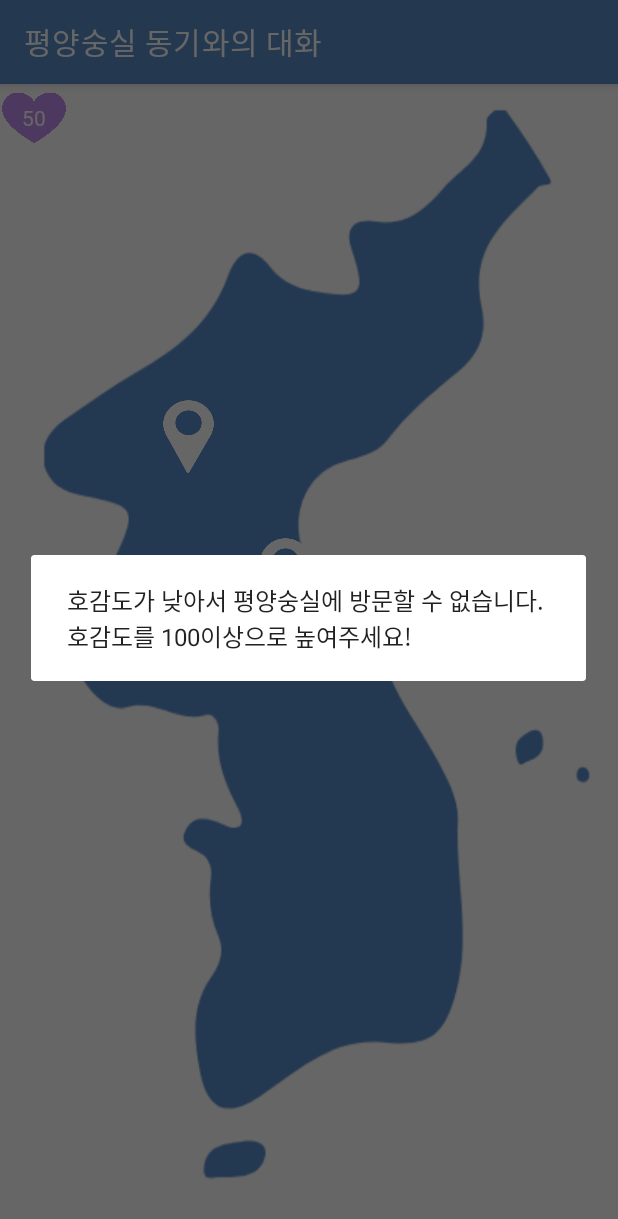
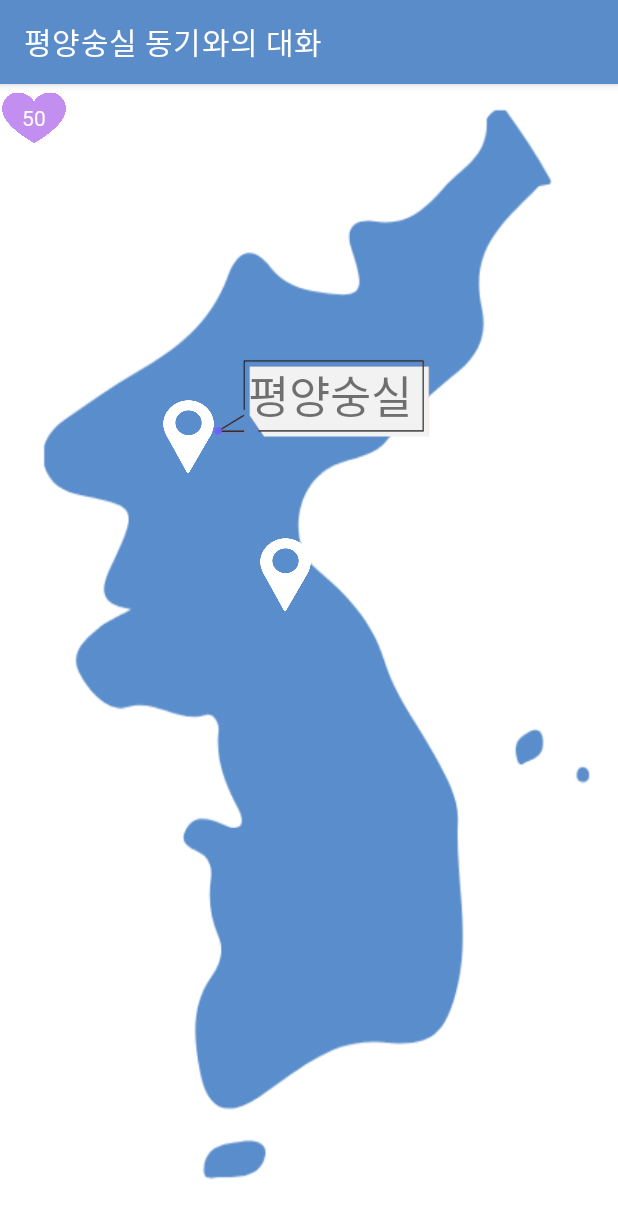
Before and after one commit to somsom13/SSU_Everything_Contest, an Android app: the screen it shows after launch (MainActivity), after a tap on an icon or button, on a phone screen of 412 x 824 dp. Shown: the top 1219 px of the screen. Run offline under Robolectric (Android 15) with nearby library versions, the light colour scheme and no system bars.

Commit message:
[추가] 검색기능, 메인페이지 말풍선, 단어사전 추가 학습점수 알림

```diff
--- a/app/src/main/java/com/example/ssu_everything_contest/MainActivity.java
+++ b/app/src/main/java/com/example/ssu_everything_contest/MainActivity.java
@@ -36,13 +36,17 @@ public class MainActivity extends AppCompatActivity {
     private int favoriteGage;
     SharedPreferences test;
     private TextView favoriteText;
-    private long backKeyPressedTime=0;
+    TextView southText;
+    TextView northText;
 
 
     @Override
     protected void onCreate(Bundle savedInstanceState) {
         super.onCreate(savedInstanceState);
         setContentView(R.layout.activity_main);
+
+        southText=(TextView) findViewById(R.id.southSoongsilText);
+        northText=(TextView) findViewById(R.id.northSoongsilText);
 
         /**
          * DB연결
@@ -89,12 +93,19 @@ public class MainActivity extends AppCompatActivity {
             @Override
             public void onClick(View view) {
                 //favoriteGage 따라 전환 설정
-                if(test.getInt("favoriteGage",0)>=100){
+                if(northText.getVisibility()==View.GONE)
+                    northText.setVisibility(View.VISIBLE);
+                else
+                    northText.setVisibility(View.GONE);
+                if(southText.getVisibility()==View.VISIBLE)
+                    southText.setVisibility(View.GONE);
+                /*if(test.getInt("favoriteGage",0)>=100){
                     Intent intent =new Intent(getApplicationContext(),NorthLoading.class);
                     startActivity(intent);
+                    finish();
                 }else{
                     makeDialog();
-                }
+                }*/
 
             }
         });
@@ -105,11 +116,41 @@ public class MainActivity extends AppCompatActivity {
         goSouth.setOnClickListener(new View.OnClickListener() {
             @Override
             public void onClick(View view) {
+                if(southText.getVisibility()==View.GONE)
+                    southText.setVisibility(View.VISIBLE);
+                else
+                    southText.setVisibility(View.GONE);
+                if(northText.getVisibility()==View.VISIBLE)
+                    northText.setVisibility(View.GONE);
+                /*southText.setVisibility(View.VISIBLE);
                 Intent intent=new Intent(getApplicationContext(),SouthLoading.class);
                 startActivity(intent);
+                finish();*/
             }
         });
 
+
+        southText.setOnClickListener(new View.OnClickListener() {
+            @Override
+            public void onClick(View view) {
+                Intent intent=new Intent(getApplicationContext(),SouthLoading.class);
+                startActivity(intent);
+                finish();
+            }
+        });
+
+        northText.setOnClickListener(new View.OnClickListener() {
+            @Override
+            public void onClick(View view) {
+                if(test.getInt("favoriteGage",0)>=100){
+                    Intent intent =new Intent(getApplicationContext(),NorthLoading.class);
+                    startActivity(intent);
+                    finish();
+                }else{
+                    makeDialog();
+                }
+            }
+        });
     }
 
     @OnLifecycleEvent(Lifecycle.Event.ON_RESUME)
@@ -146,7 +187,7 @@ public class MainActivity extends AppCompatActivity {
         }
     }
 
-    private void insertDataToDictionary(){
+    public static void insertDataToDictionary(){
         String sql="SELECT * FROM WordDictionaryData";
         Cursor cur = mDb.rawQuery(sql, null);
 
--- a/app/src/main/java/com/example/ssu_everything_contest/NorthGame.java
+++ b/app/src/main/java/com/example/ssu_everything_contest/NorthGame.java
@@ -166,10 +166,8 @@ public class NorthGame extends Fragment{
             String sword=getAnswer.sword;
             String nword=getAnswer.nword;
 
-            if(favoriteGage<=70){
+            if(favoriteGage<100){
                 applyPreference();
-
-                Log.v("checkGame","favorite Gage: "+favoriteGage+", go to North Fail");
                 FragmentTransaction transaction = getActivity().getSupportFragmentManager().beginTransaction();
                 NorthFail fragment3 = new NorthFail();
                 transaction.replace(R.id.container, fragment3);
--- a/app/src/main/java/com/example/ssu_everything_contest/NorthSouthWordAdapter.java
+++ b/app/src/main/java/com/example/ssu_everything_contest/NorthSouthWordAdapter.java
@@ -49,9 +49,9 @@ public class NorthSouthWordAdapter extends BaseAdapter {
         northText.setText(words.get(position).getnWord());
         southText.setText(words.get(position).getsWord());
         if (words.get(position).getCheck() == true) { //이미 누른거
+            southText.setTextColor(Color.parseColor("#5A8CCA"));
+        } else { //아직 안누른거
             southText.setTextColor(Color.parseColor("#ffffff"));
-        } else { //아직 안누른거
-            southText.setTextColor(Color.parseColor("#5A8CCA"));
         }
 
         return view;
--- a/app/src/main/res/layout/activity_main.xml
+++ b/app/src/main/res/layout/activity_main.xml
@@ -8,6 +8,18 @@
     tools:context=".MainActivity">
 
 
+    <TextView
+        android:id="@+id/fav"
+        android:layout_width="45dp"
+        android:layout_height="45dp"
+        android:layout_marginTop="0dp"
+        android:background="@drawable/favorite_heart"
+        android:fontFamily="@font/gowunbatang_regular"
+        android:gravity="center"
+        android:text="favorite"
+        android:textColor="@color/white"
+        tools:ignore="MissingConstraints"
+        />
 
     <ImageButton
         android:id="@+id/northButton"
@@ -22,6 +34,8 @@
         app:tint="@color/white"
         tools:ignore="MissingConstraints" />
 
+
+
     <ImageButton
         android:id="@+id/southButton"
         android:layout_width="35dp"
@@ -35,18 +49,40 @@
         app:tint="@color/white"
         tools:ignore="MissingConstraints" />
 
+
     <TextView
-        android:id="@+id/fav"
-        android:layout_width="45dp"
-        android:layout_height="45dp"
-        android:layout_marginTop="0dp"
-        android:background="@drawable/favorite_heart"
+        android:id="@+id/northSoongsilText"
+        android:layout_width="160dp"
+        android:layout_height="75dp"
+        android:layout_marginLeft="95dp"
+        android:background="@drawable/main_text_border"
         android:fontFamily="@font/gowunbatang_regular"
         android:gravity="center"
-        android:text="favorite"
-        android:textColor="@color/white"
-        tools:ignore="MissingConstraints"
-         />
+        android:text="평양숭실"
+        android:textSize="45px"
+        android:visibility="gone"
+        app:layout_constraintEnd_toEndOf="parent"
+        app:layout_constraintHorizontal_bias="0.287"
+        app:layout_constraintStart_toStartOf="parent"
+        app:layout_constraintTop_toTopOf="@+id/guideline5"
+        tools:ignore="MissingConstraints" />
+
+    <TextView
+        android:id="@+id/southSoongsilText"
+        android:layout_width="160dp"
+        android:layout_height="75dp"
+        android:layout_marginLeft="182dp"
+        android:background="@drawable/main_text_border"
+        android:fontFamily="@font/gowunbatang_regular"
+        android:gravity="center"
+        android:text="서울숭실"
+        android:textSize="50px"
+        android:visibility="gone"
+        app:layout_constraintEnd_toEndOf="parent"
+        app:layout_constraintHorizontal_bias="0.287"
+        app:layout_constraintStart_toStartOf="parent"
+        app:layout_constraintTop_toTopOf="@+id/guideline6"
+        tools:ignore="MissingConstraints" />
 
     <androidx.constraintlayout.widget.Guideline
         android:id="@+id/guideline2"
@@ -69,4 +105,18 @@
         android:orientation="horizontal"
         app:layout_constraintGuide_begin="302dp" />
 
+    <androidx.constraintlayout.widget.Guideline
+        android:id="@+id/guideline5"
+        android:layout_width="wrap_content"
+        android:layout_height="wrap_content"
+        android:orientation="horizontal"
+        app:layout_constraintGuide_begin="170dp" />
+
+    <androidx.constraintlayout.widget.Guideline
+        android:id="@+id/guideline6"
+        android:layout_width="wrap_content"
+        android:layout_height="wrap_content"
+        android:orientation="horizontal"
+        app:layout_constraintGuide_begin="265dp" />
+
 </androidx.constraintlayout.widget.ConstraintLayout>
--- a/app/src/main/res/layout/south_main.xml
+++ b/app/src/main/res/layout/south_main.xml
@@ -20,7 +20,7 @@
             android:layout_weight="1"
             android:ems="10"
             android:inputType="textPersonName"
-            android:text="검색어를 입력해주세요" />
+            android:hint="검색어를 입력해주세요" />
 
         <ImageButton
             android:id="@+id/searchButton"
```
Also changed, not shown: app/src/main/java/com/example/ssu_everything_contest/NorthMain.java (+9 -0 lines), app/src/main/java/com/example/ssu_everything_contest/SouthMain.java (+49 -5 lines), app/src/main/res/drawable/main_text_border.png (added).
